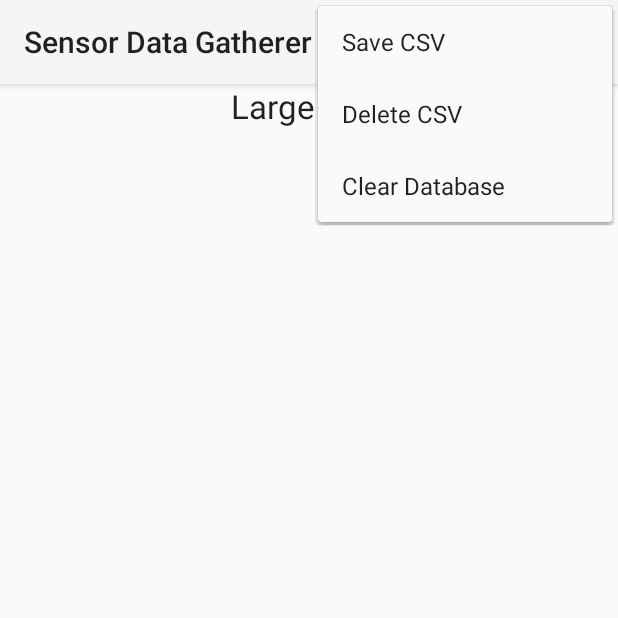
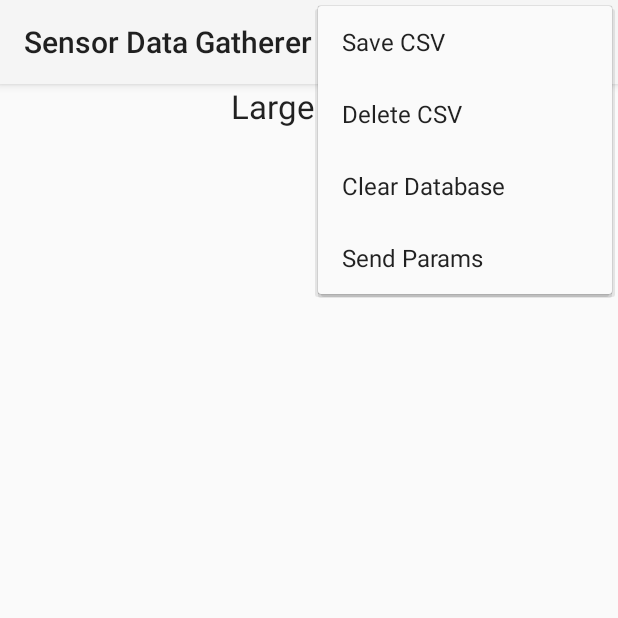
Before and after one commit to mesargent/dataGatherer, an Android app: the ResultsView screen opened directly, with no data from a screen before it, with the options menu open, on a phone screen of 412 x 824 dp, the top half of it. Run offline under Robolectric (Android 15) with nearby library versions, the phone set to English and light mode, and no system bars; 7 statements that could not run were skipped.

Commit message:
Moving machines

```diff
--- a/app/src/main/res/menu/menu_main.xml
+++ b/app/src/main/res/menu/menu_main.xml
@@ -23,4 +23,9 @@
         android:orderInCategory="100"
         android:title="@string/clear_db"
         app:showAsAction="never" />
+    <item
+        android:id="@+id/send_params"
+        android:orderInCategory="100"
+        android:title="Send Params"
+        app:showAsAction="never" />
 </menu>
```
Also changed, not shown: app/src/main/java/com/detroitteatime/datagatherer/DataAccess.java (+13 -0 lines), app/src/main/java/com/detroitteatime/datagatherer/MainActivity.java (+11 -1 lines), app/src/main/java/com/detroitteatime/datagatherer/SendDialog.java (+9 -3 lines), 1 other file.
